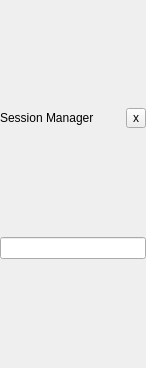
This is src/sessionmanagerwidget/sessionmanagerwidget.ui in QQxiaoming/quardCRT as Qt 5 draws it before an edit. The edited form follows.
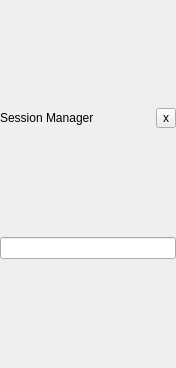
This is the edited form.

```diff
--- a/src/sessionmanagerwidget/sessionmanagerwidget.ui
+++ b/src/sessionmanagerwidget/sessionmanagerwidget.ui
@@ -6,7 +6,7 @@
    <rect>
     <x>0</x>
     <y>0</y>
-    <width>146</width>
+    <width>176</width>
     <height>368</height>
    </rect>
   </property>
```
Left out of the diff: 4 changed lines with no effect on the pictures.
